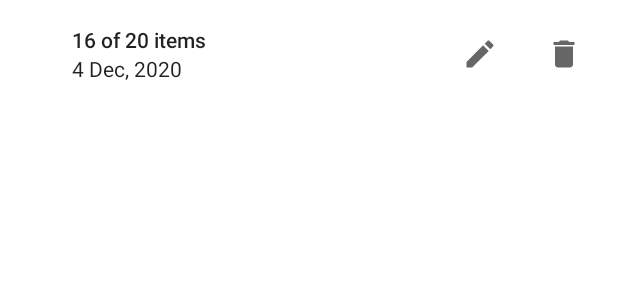
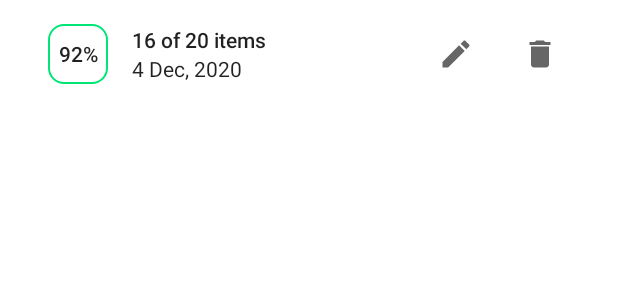
Before and after one commit to yalexaner/items, an Android app: the layout item_order.xml on its own in the app's theme, with its tools: preview values and no code run, on a phone screen of 412 x 824 dp. Shown: the top 300 px of the screen. Run offline under Robolectric (Android 15) with nearby library versions, the phone set to English and light mode, and no system bars.

Commit message:
list item update: creating order percentage

```diff
--- /dev/null
+++ b/app/src/main/res/drawable/green_background.xml
@@ -0,0 +1,9 @@
+<?xml version="1.0" encoding="utf-8"?>
+<shape xmlns:android="http://schemas.android.com/apk/res/android"
+    android:shape="rectangle">
+    <corners android:radius="10dip" />
+    <stroke
+        android:width="1dip"
+        android:color="#00E676" />
+    <solid android:color="#FFFFFF" />
+</shape>
--- a/app/src/main/res/layout/item_order.xml
+++ b/app/src/main/res/layout/item_order.xml
@@ -20,20 +20,30 @@
         android:clickable="true"
         android:focusable="true"
         android:minHeight="72dp"
-        android:paddingStart="?listPreferredItemPaddingLeft"
-        android:paddingEnd="?listPreferredItemPaddingRight">
+        android:paddingStart="32dp"
+        android:paddingEnd="32dp">
+
+        <TextView
+            android:id="@+id/primary_action"
+            style="@style/TextAppearance.AppCompat.Body2"
+            android:layout_width="40dp"
+            android:layout_height="40dp"
+            android:layout_marginTop="16dp"
+            android:gravity="center"
+            tools:background="@drawable/green_background"
+            tools:text="92%" />
 
         <LinearLayout
             android:id="@+id/lines_container"
             android:layout_width="wrap_content"
             android:layout_height="wrap_content"
             android:layout_alignWithParentIfMissing="true"
-            android:layout_alignParentStart="true"
             android:layout_centerVertical="true"
-            android:layout_marginStart="32dp"
+            android:layout_marginStart="16dp"
             android:layout_marginLeft="16dp"
             android:layout_marginRight="16dp"
             android:layout_toStartOf="@+id/edit_button"
+            android:layout_toEndOf="@id/primary_action"
             android:orientation="vertical"
             android:paddingTop="16dp"
             android:paddingBottom="16dp">
@@ -65,7 +75,7 @@
             android:layout_marginTop="16dp"
             android:layout_toStartOf="@id/delete_button"
             android:background="?android:selectableItemBackground"
-            android:contentDescription="Edit button image"
+            android:contentDescription="@string/edit_button_description"
             android:scaleType="centerInside"
             app:srcCompat="@drawable/ic_baseline_edit_24" />
 
@@ -77,7 +87,7 @@
             android:layout_marginStart="16dp"
             android:layout_marginTop="16dp"
             android:background="?android:selectableItemBackground"
-            android:contentDescription="Delete button image"
+            android:contentDescription="@string/delete_button_description"
             android:scaleType="centerInside"
             app:srcCompat="@drawable/ic_baseline_delete_24" />
 
```
Also changed, not shown: app/src/main/java/yalexaner/items/data/OrderListAdapter.kt (+15 -1 lines), app/src/main/res/drawable/orange_background.xml (added, +9 -0 lines), app/src/main/res/drawable/red_background.xml (added, +9 -0 lines).
